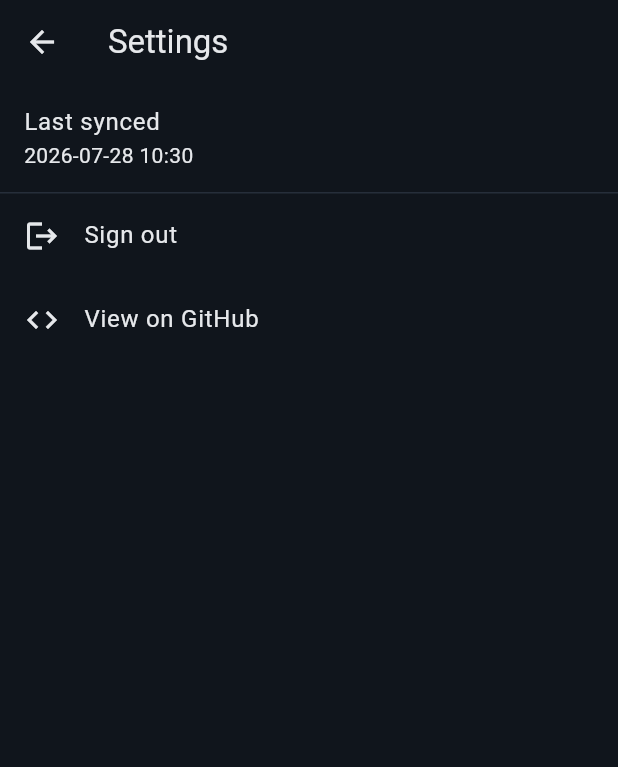
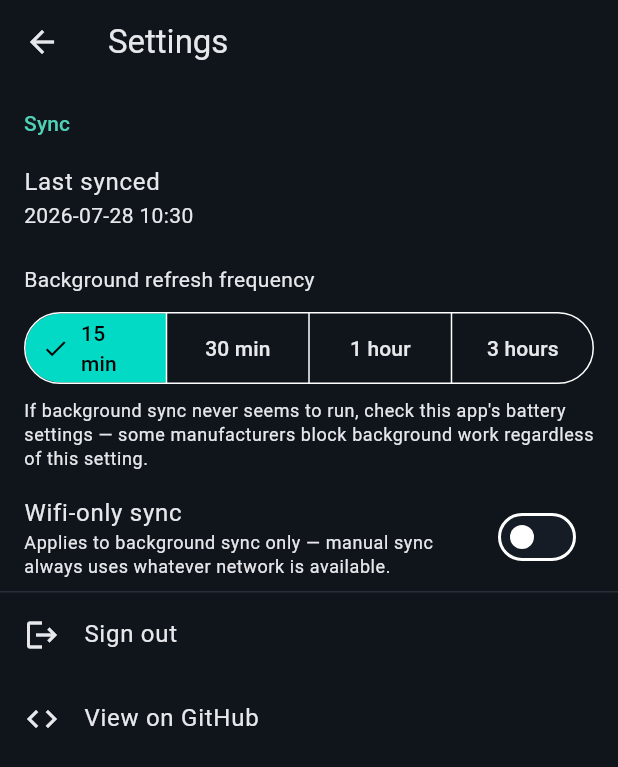
Before and after one commit to JRedrupp/deepread, a Flutter app: the screen it shows once a user with an empty profile is signed in, after a tap on the "settings" icon, on a phone screen of 412 x 824 dp. Shown: the top 767 px of the screen. Run offline on Flutter 3.47's test engine with Material 3 defaults, Android fonts, the phone set to English and light mode, and no system bars; our stand-ins replace drift, google_fonts, shared_preferences, supabase_flutter, webview_flutter; missing offline and left inert: postgrest, workmanager; accounts and stored records are empty; generated files the repository leaves out were written again; statements that could not run were skipped.

Commit message:
Add background refresh frequency and wifi-only sync settings
Presets (15/30/60/180 min) and a wifi-only toggle in Settings, backed by
SettingsRepository and re-registering the WorkManager periodic task via
Workmanager's default UPDATE policy so changes take effect immediately
without needing to cancel-and-recreate the task.

```diff
--- a/mobile/lib/features/settings/settings_repository.dart
+++ b/mobile/lib/features/settings/settings_repository.dart
@@ -15,6 +15,8 @@ class SettingsRepository {
       SettingsRepository(await SharedPreferences.getInstance());
 
   static const _lastSyncedAtKey = 'last_synced_at';
+  static const _refreshFrequencyMinutesKey = 'refresh_frequency_minutes';
+  static const _wifiOnlySyncKey = 'wifi_only_sync';
 
   DateTime? get lastSyncedAt {
     final raw = _prefs.getString(_lastSyncedAtKey);
@@ -22,4 +24,17 @@ class SettingsRepository {
   }
 
   Future<void> setLastSyncedAt(DateTime time) => _prefs.setString(_lastSyncedAtKey, time.toIso8601String());
+
+  /// Default of 15 matches today's hardcoded WorkManager interval — an
+  /// upgrading user sees no behavior change until they opt into something
+  /// else.
+  int get refreshFrequencyMinutes => _prefs.getInt(_refreshFrequencyMinutesKey) ?? 15;
+
+  Future<void> setRefreshFrequencyMinutes(int minutes) => _prefs.setInt(_refreshFrequencyMinutesKey, minutes);
+
+  /// Default of false matches today's Constraints(networkType: connected)
+  /// (any network) behavior.
+  bool get wifiOnlySync => _prefs.getBool(_wifiOnlySyncKey) ?? false;
+
+  Future<void> setWifiOnlySync(bool wifiOnly) => _prefs.setBool(_wifiOnlySyncKey, wifiOnly);
 }
--- a/mobile/lib/features/settings/settings_screen.dart
+++ b/mobile/lib/features/settings/settings_screen.dart
@@ -1,9 +1,17 @@
 import 'package:flutter/material.dart';
 import 'package:url_launcher/url_launcher.dart';
 
+import '../sync/background_sync.dart';
 import 'settings_repository.dart';
 
 const _githubUrl = 'https://github.com/JRedrupp/deepread';
+
+const _frequencyPresets = [
+  (minutes: 15, label: '15 min'),
+  (minutes: 30, label: '30 min'),
+  (minutes: 60, label: '1 hour'),
+  (minutes: 180, label: '3 hours'),
+];
 
 /// Fixed, deterministic absolute-time format (not relative — "5 minutes
 /// ago" would make widget tests time-dependent for no real benefit here).
@@ -14,8 +22,19 @@ String formatLastSynced(DateTime? time) {
   return '${local.year}-${two(local.month)}-${two(local.day)} ${two(local.hour)}:${two(local.minute)}';
 }
 
+typedef SyncSettingsChanged = Future<void> Function({required int frequencyMinutes, required bool wifiOnly});
+
+Future<void> _defaultOnSyncSettingsChanged({required int frequencyMinutes, required bool wifiOnly}) {
+  return BackgroundSync.register(frequencyMinutes: frequencyMinutes, wifiOnly: wifiOnly);
+}
+
 class SettingsScreen extends StatefulWidget {
-  const SettingsScreen({super.key, required this.onSignOut, this.settingsRepository});
+  const SettingsScreen({
+    super.key,
+    required this.onSignOut,
+    this.settingsRepository,
+    this.onSyncSettingsChanged = _defaultOnSyncSettingsChanged,
+  });
 
   final Future<void> Function() onSignOut;
 
@@ -23,23 +42,52 @@ class SettingsScreen extends StatefulWidget {
   /// [SharedPreferences.setMockInitialValues] instead of the real plugin.
   final SettingsRepository? settingsRepository;
 
+  /// Called after a sync setting is persisted, to re-register the
+  /// background task with the new frequency/constraints. Overridable so
+  /// widget tests don't have to touch the real Workmanager platform channel.
+  final SyncSettingsChanged onSyncSettingsChanged;
+
   @override
   State<SettingsScreen> createState() => _SettingsScreenState();
 }
 
 class _SettingsScreenState extends State<SettingsScreen> {
+  SettingsRepository? _settings;
   DateTime? _lastSyncedAt;
+  int _frequencyMinutes = 15;
+  bool _wifiOnlySync = false;
 
   @override
   void initState() {
     super.initState();
-    _loadLastSynced();
+    _loadSettings();
   }
 
-  Future<void> _loadLastSynced() async {
+  Future<void> _loadSettings() async {
     final settings = widget.settingsRepository ?? await SettingsRepository.load();
     if (!mounted) return;
-    setState(() => _lastSyncedAt = settings.lastSyncedAt);
+    setState(() {
+      _settings = settings;
+      _lastSyncedAt = settings.lastSyncedAt;
+      _frequencyMinutes = settings.refreshFrequencyMinutes;
+      _wifiOnlySync = settings.wifiOnlySync;
+    });
+  }
+
+  Future<void> _updateFrequency(int minutes) async {
+    final settings = _settings;
+    if (settings == null) return;
+    await settings.setRefreshFrequencyMinutes(minutes);
+    setState(() => _frequencyMinutes = minutes);
+    await widget.onSyncSettingsChanged(frequencyMinutes: minutes, wifiOnly: _wifiOnlySync);
+  }
+
+  Future<void> _updateWifiOnly(bool wifiOnly) async {
+    final settings = _settings;
+    if (settings == null) return;
+    await settings.setWifiOnlySync(wifiOnly);
+    setState(() => _wifiOnlySync = wifiOnly);
+    await widget.onSyncSettingsChanged(frequencyMinutes: _frequencyMinutes, wifiOnly: wifiOnly);
   }
 
   Future<void> _handleSignOut() async {
@@ -53,13 +101,48 @@ class _SettingsScreenState extends State<SettingsScreen> {
 
   @override
   Widget build(BuildContext context) {
+    final captionStyle = Theme.of(context).textTheme.bodySmall;
     return Scaffold(
       appBar: AppBar(title: const Text('Settings')),
       body: ListView(
         children: [
+          const _SectionHeader('Sync'),
           ListTile(
             title: const Text('Last synced'),
             subtitle: Text(formatLastSynced(_lastSyncedAt)),
+          ),
+          Padding(
+            padding: const EdgeInsets.fromLTRB(16, 8, 16, 8),
+            child: Column(
+              crossAxisAlignment: CrossAxisAlignment.start,
+              children: [
+                const Text('Background refresh frequency'),
+                const SizedBox(height: 8),
+                SegmentedButton<int>(
+                  segments: [
+                    for (final preset in _frequencyPresets)
+                      ButtonSegment(value: preset.minutes, label: Text(preset.label)),
+                  ],
+                  selected: {_frequencyMinutes},
+                  onSelectionChanged: (selected) => _updateFrequency(selected.first),
+                ),
+                const SizedBox(height: 6),
+                Text(
+                  "If background sync never seems to run, check this app's battery settings — "
+                  'some manufacturers block background work regardless of this setting.',
+                  style: captionStyle,
+                ),
+              ],
+            ),
+          ),
+          SwitchListTile(
+            title: const Text('Wifi-only sync'),
+            subtitle: Text(
+              'Applies to background sync only — manual sync always uses whatever network is available.',
+              style: captionStyle,
+            ),
+            value: _wifiOnlySync,
+            onChanged: _updateWifiOnly,
           ),
           const Divider(height: 1),
           ListTile(
@@ -77,3 +160,20 @@ class _SettingsScreenState extends State<SettingsScreen> {
     );
   }
 }
+
+class _SectionHeader extends StatelessWidget {
+  const _SectionHeader(this.title);
+
+  final String title;
+
+  @override
+  Widget build(BuildContext context) {
+    return Padding(
+      padding: const EdgeInsets.fromLTRB(16, 16, 16, 4),
+      child: Text(
+        title,
+        style: Theme.of(context).textTheme.labelLarge?.copyWith(color: Theme.of(context).colorScheme.primary),
+      ),
+    );
+  }
+}
--- a/mobile/lib/features/sync/background_sync.dart
+++ b/mobile/lib/features/sync/background_sync.dart
@@ -25,20 +25,31 @@ void backgroundSyncDispatcher() {
   });
 }
 
+/// 15 minutes is Android WorkManager's minimum periodic interval — callers
+/// are expected to only pass presets at or above that floor.
+Duration backgroundSyncFrequency(int minutes) => Duration(minutes: minutes);
+
+NetworkType backgroundSyncNetworkType({required bool wifiOnly}) =>
+    wifiOnly ? NetworkType.unmetered : NetworkType.connected;
+
 class BackgroundSync {
   BackgroundSync._();
 
-  static Future<void> register() async {
+  static Future<void> register({required int frequencyMinutes, required bool wifiOnly}) async {
     await Workmanager().initialize(backgroundSyncDispatcher);
     await Workmanager().registerPeriodicTask(
       _syncTaskName,
       _syncTaskName,
-      // 15 minutes is Android WorkManager's minimum periodic interval;
       // iOS treats this as a hint, not a guarantee (BGTaskScheduler decides
       // actual timing). See TODO.md — iOS also needs Info.plist entries
       // (BGTaskSchedulerPermittedIdentifiers) that aren't set up yet.
-      frequency: const Duration(minutes: 15),
-      constraints: Constraints(networkType: NetworkType.connected),
+      //
+      // Re-registering with a different frequency/wifiOnly later (e.g. from
+      // the Settings screen) relies on ExistingPeriodicWorkPolicy defaulting
+      // to UPDATE on Android, which updates this work's schedule/constraints
+      // in place rather than leaving the old registration running.
+      frequency: backgroundSyncFrequency(frequencyMinutes),
+      constraints: Constraints(networkType: backgroundSyncNetworkType(wifiOnly: wifiOnly)),
     );
   }
 }
--- a/mobile/lib/main.dart
+++ b/mobile/lib/main.dart
@@ -5,6 +5,7 @@ import 'package:flutter/material.dart';
 import 'data/local/database.dart';
 import 'data/remote/supabase_client.dart';
 import 'features/auth/auth_gate.dart';
+import 'features/settings/settings_repository.dart';
 import 'features/sync/background_sync.dart';
 import 'theme/app_theme.dart';
 
@@ -12,7 +13,11 @@ Future<void> main() async {
   WidgetsFlutterBinding.ensureInitialized();
   await AppSupabase.initialize();
   try {
-    await BackgroundSync.register();
+    final settings = await SettingsRepository.load();
+    await BackgroundSync.register(
+      frequencyMinutes: settings.refreshFrequencyMinutes,
+      wifiOnly: settings.wifiOnlySync,
+    );
   } catch (e) {
     // Background registration failing (e.g. iOS without the
     // BGTaskSchedulerPermittedIdentifiers Info.plist entry — see
```
Also changed, not shown: 3 other files.
